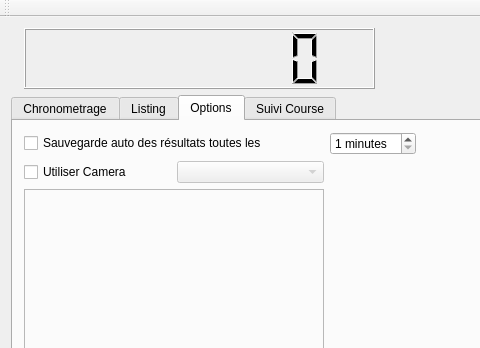
The window that mainwindow.ui (laguiche/XTremQhrono) describes before a commit, drawn with Qt 5; both pictures show x 0 to 480 and y 0 to 348 of the 938 by 605 pixel window.
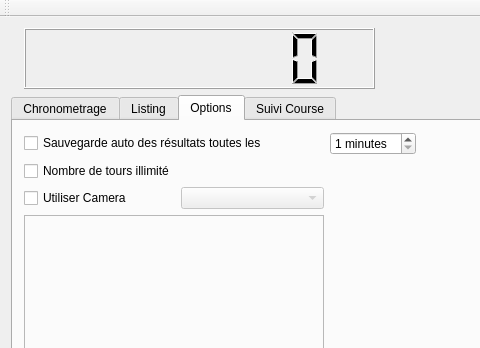
The same window after the commit. Icons and pictures are not drawn.

```diff
--- a/mainwindow.ui
+++ b/mainwindow.ui
@@ -412,39 +412,27 @@
         <string>Options</string>
        </attribute>
        <layout class="QGridLayout" name="gridLayout_4">
-        <item row="0" column="0" colspan="2">
-         <widget class="QCheckBox" name="cB_autoSave">
-          <property name="text">
-           <string>Sauvegarde auto des résultats toutes les</string>
+        <item row="3" column="0" colspan="2">
+         <widget class="QFrame" name="preview">
+          <property name="sizePolicy">
+           <sizepolicy hsizetype="Expanding" vsizetype="Expanding">
+            <horstretch>0</horstretch>
+            <verstretch>0</verstretch>
+           </sizepolicy>
           </property>
-         </widget>
-        </item>
-        <item row="1" column="1">
-         <widget class="QComboBox" name="comboBox_camera">
-          <property name="enabled">
-           <bool>false</bool>
-          </property>
-         </widget>
-        </item>
-        <item row="1" column="0">
-         <widget class="QCheckBox" name="cB_camera">
-          <property name="text">
-           <string>Utiliser Camera</string>
-          </property>
-         </widget>
-        </item>
-        <item row="0" column="3" rowspan="2">
-         <spacer name="horizontalSpacer_4">
-          <property name="orientation">
-           <enum>Qt::Horizontal</enum>
-          </property>
-          <property name="sizeHint" stdset="0">
+          <property name="minimumSize">
            <size>
-            <width>469</width>
-            <height>48</height>
+            <width>300</width>
+            <height>300</height>
            </size>
           </property>
-         </spacer>
+          <property name="frameShape">
+           <enum>QFrame::StyledPanel</enum>
+          </property>
+          <property name="frameShadow">
+           <enum>QFrame::Raised</enum>
+          </property>
+         </widget>
         </item>
         <item row="0" column="2">
          <widget class="QSpinBox" name="spB_syncTime">
@@ -459,25 +447,44 @@
           </property>
          </widget>
         </item>
-        <item row="2" column="0" colspan="2">
-         <widget class="QFrame" name="preview">
-          <property name="sizePolicy">
-           <sizepolicy hsizetype="Expanding" vsizetype="Expanding">
-            <horstretch>0</horstretch>
-            <verstretch>0</verstretch>
-           </sizepolicy>
+        <item row="0" column="3" rowspan="3">
+         <spacer name="horizontalSpacer_4">
+          <property name="orientation">
+           <enum>Qt::Horizontal</enum>
           </property>
-          <property name="minimumSize">
+          <property name="sizeHint" stdset="0">
            <size>
-            <width>300</width>
-            <height>300</height>
+            <width>469</width>
+            <height>48</height>
            </size>
           </property>
-          <property name="frameShape">
-           <enum>QFrame::StyledPanel</enum>
+         </spacer>
+        </item>
+        <item row="2" column="0">
+         <widget class="QCheckBox" name="cB_camera">
+          <property name="text">
+           <string>Utiliser Camera</string>
           </property>
-          <property name="frameShadow">
-           <enum>QFrame::Raised</enum>
+         </widget>
+        </item>
+        <item row="2" column="1">
+         <widget class="QComboBox" name="comboBox_camera">
+          <property name="enabled">
+           <bool>false</bool>
+          </property>
+         </widget>
+        </item>
+        <item row="0" column="0" colspan="2">
+         <widget class="QCheckBox" name="cB_autoSave">
+          <property name="text">
+           <string>Sauvegarde auto des résultats toutes les</string>
+          </property>
+         </widget>
+        </item>
+        <item row="1" column="0">
+         <widget class="QCheckBox" name="cB_enableLap">
+          <property name="text">
+           <string>Nombre de tours illimité</string>
           </property>
          </widget>
         </item>
```
Left out of the diff: 22 changed lines with no effect on the pictures.
